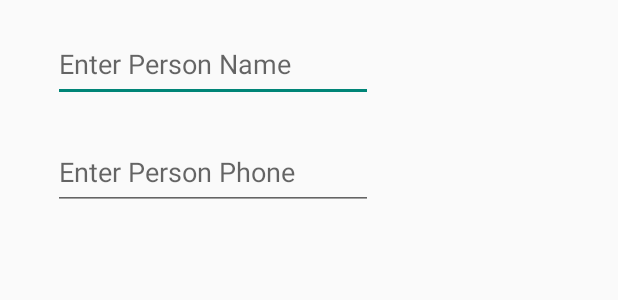
After one commit to ismailmesut/AK085-KotlinStorageSQLitePersonsApp, an Android app: the layout alert_design.xml on its own in the app's theme, with its tools: preview values and no code run, on a phone screen of 412 x 824 dp. The commit adds this screen. Shown: the top 300 px of the screen. Run offline under Robolectric (Android 15) with nearby library versions, the phone set to English and light mode, and no system bars.

Commit message:
updated: ui design and pre-coding

```diff
--- a/app/build.gradle.kts
+++ b/app/build.gradle.kts
@@ -6,6 +6,10 @@ plugins {
 android {
     namespace = "com.ismailmesutmujde.kotlinstoragesqlitepersonsapp"
     compileSdk = 34
+
+    buildFeatures {
+        viewBinding = true
+    }
 
     defaultConfig {
         applicationId = "com.ismailmesutmujde.kotlinstoragesqlitepersonsapp"
--- a/app/src/main/AndroidManifest.xml
+++ b/app/src/main/AndroidManifest.xml
@@ -13,7 +13,7 @@
         android:theme="@style/Theme.KotlinStorageSQLitePersonsApp"
         tools:targetApi="31">
         <activity
-            android:name=".MainActivity"
+            android:name=".view.MainScreenActivity"
             android:exported="true">
             <intent-filter>
                 <action android:name="android.intent.action.MAIN" />
--- /dev/null
+++ b/app/src/main/java/com/ismailmesutmujde/kotlinstoragesqlitepersonsapp/model/Persons.kt
@@ -0,0 +1,4 @@
+package com.ismailmesutmujde.kotlinstoragesqlitepersonsapp.model
+
+data class Persons (var person_id : Int, var person_name : String, var person_phone : String) {
+}
--- /dev/null
+++ b/app/src/main/res/drawable/add_image.xml
@@ -0,0 +1,5 @@
+<vector xmlns:android="http://schemas.android.com/apk/res/android" android:height="24dp" android:tint="#FFFFFF" android:viewportHeight="24" android:viewportWidth="24" android:width="24dp">
+
+    <path android:fillColor="@android:color/white" android:pathData="M19,13h-6v6h-2v-6H5v-2h6V5h2v6h6v2z"/>
+
+</vector>
--- /dev/null
+++ b/app/src/main/res/drawable/dot_image.xml
@@ -0,0 +1,5 @@
+<vector xmlns:android="http://schemas.android.com/apk/res/android" android:height="24dp" android:tint="#555454" android:viewportHeight="24" android:viewportWidth="24" android:width="24dp">
+
+    <path android:fillColor="@android:color/white" android:pathData="M12,8c1.1,0 2,-0.9 2,-2s-0.9,-2 -2,-2 -2,0.9 -2,2 0.9,2 2,2zM12,10c-1.1,0 -2,0.9 -2,2s0.9,2 2,2 2,-0.9 2,-2 -0.9,-2 -2,-2zM12,16c-1.1,0 -2,0.9 -2,2s0.9,2 2,2 2,-0.9 2,-2 -0.9,-2 -2,-2z"/>
+
+</vector>
--- /dev/null
+++ b/app/src/main/res/drawable/search_image.xml
@@ -0,0 +1,5 @@
+<vector xmlns:android="http://schemas.android.com/apk/res/android" android:height="24dp" android:tint="#FFFFFF" android:viewportHeight="24" android:viewportWidth="24" android:width="24dp">
+
+    <path android:fillColor="@android:color/white" android:pathData="M15.5,14h-0.79l-0.28,-0.27C15.41,12.59 16,11.11 16,9.5 16,5.91 13.09,3 9.5,3S3,5.91 3,9.5 5.91,16 9.5,16c1.61,0 3.09,-0.59 4.23,-1.57l0.27,0.28v0.79l5,4.99L20.49,19l-4.99,-5zM9.5,14C7.01,14 5,11.99 5,9.5S7.01,5 9.5,5 14,7.01 14,9.5 11.99,14 9.5,14z"/>
+
+</vector>
--- /dev/null
+++ b/app/src/main/res/layout/alert_design.xml
@@ -0,0 +1,33 @@
+<?xml version="1.0" encoding="utf-8"?>
+<androidx.constraintlayout.widget.ConstraintLayout xmlns:android="http://schemas.android.com/apk/res/android"
+    xmlns:app="http://schemas.android.com/apk/res-auto"
+    xmlns:tools="http://schemas.android.com/tools"
+    android:layout_width="match_parent"
+    android:layout_height="wrap_content">
+
+    <EditText
+        android:id="@+id/editTextPersonName"
+        android:layout_width="wrap_content"
+        android:layout_height="50dp"
+        android:layout_marginStart="35dp"
+        android:layout_marginTop="18dp"
+        android:ems="10"
+        android:hint="Enter Person Name"
+        android:inputType="text"
+        app:layout_constraintStart_toStartOf="parent"
+        app:layout_constraintTop_toTopOf="parent" />
+
+    <EditText
+        android:id="@+id/editTextPersonPhone"
+        android:layout_width="wrap_content"
+        android:layout_height="50dp"
+        android:layout_marginStart="35dp"
+        android:layout_marginTop="22dp"
+        android:layout_marginBottom="18dp"
+        android:ems="10"
+        android:hint="Enter Person Phone"
+        android:inputType="text"
+        app:layout_constraintBottom_toBottomOf="parent"
+        app:layout_constraintStart_toStartOf="parent"
+        app:layout_constraintTop_toBottomOf="@+id/editTextPersonName" />
+</androidx.constraintlayout.widget.ConstraintLayout>
--- a/app/src/main/res/values-night/themes.xml
+++ b/app/src/main/res/values-night/themes.xml
@@ -3,5 +3,7 @@
     <style name="Base.Theme.KotlinStorageSQLitePersonsApp" parent="Theme.Material3.DayNight.NoActionBar">
         <!-- Customize your dark theme here. -->
         <!-- <item name="colorPrimary">@color/my_dark_primary</item> -->
+        <item name="windowActionBar">false</item>
+        <item name="windowNoTitle">true</item>
     </style>
 </resources>
--- a/app/src/main/res/values/themes.xml
+++ b/app/src/main/res/values/themes.xml
@@ -3,6 +3,8 @@
     <style name="Base.Theme.KotlinStorageSQLitePersonsApp" parent="Theme.AppCompat.DayNight.DarkActionBar">
         <!-- Customize your light theme here. -->
         <!-- <item name="colorPrimary">@color/my_light_primary</item> -->
+        <item name="windowActionBar">false</item>
+        <item name="windowNoTitle">true</item>
     </style>
 
     <style name="Theme.KotlinStorageSQLitePersonsApp" parent="Base.Theme.KotlinStorageSQLitePersonsApp" />
```
Also changed, not shown: app/src/main/java/com/ismailmesutmujde/kotlinstoragesqlitepersonsapp/MainActivity.kt (deleted, +0 -12 lines), app/src/main/java/com/ismailmesutmujde/kotlinstoragesqlitepersonsapp/adapter/PersonsRecyclerViewAdapter.kt (added, +91 -0 lines), app/src/main/java/com/ismailmesutmujde/kotlinstoragesqlitepersonsapp/view/MainScreenActivity.kt (added, +93 -0 lines), app/src/main/res/layout/activity_main.xml (deleted, +0 -19 lines), app/src/main/res/layout/activity_main_screen.xml (added, +40 -0 lines), app/src/main/res/layout/person_card_design.xml (added, +42 -0 lines), app/src/main/res/menu/popup_menu.xml (added, +10 -0 lines), app/src/main/res/menu/toolbar_menu.xml (added, +11 -0 lines).
